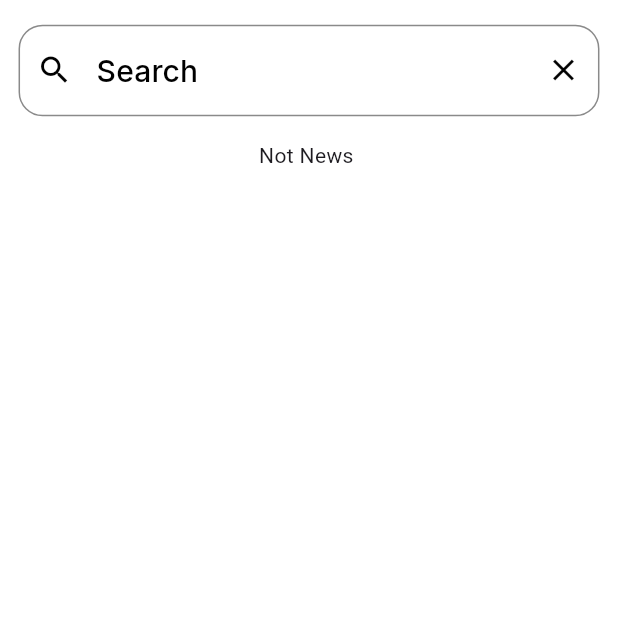
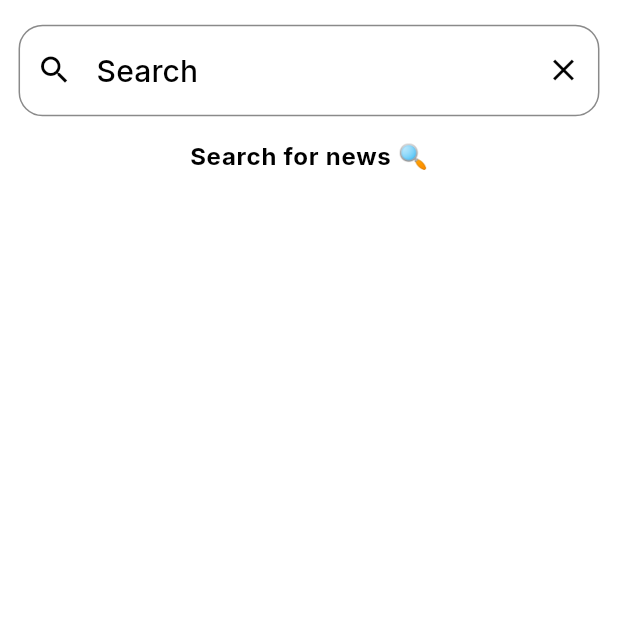
Before and after one commit to mawdaelmogy2022/route_news_app, a Flutter app: the SearchScreen screen opened by its route, on a phone screen of 412 x 824 dp, the top half of it. Run offline on Flutter 3.47's test engine with Material 3 defaults, Android fonts, the phone set to English and light mode, and no system bars; our stand-ins replace google_fonts, webview_flutter; generated files the repository leaves out were written again.

Commit message:
edit search_screen

```diff
--- a/lib/feature/search/search_screen.dart
+++ b/lib/feature/search/search_screen.dart
@@ -1,4 +1,5 @@
 import 'package:flutter/material.dart';
+import 'package:flutter_gen/gen_l10n/app_localizations.dart';
 import 'package:news_app/api/api_manager.dart';
 import 'package:news_app/feature/home/category_details/news/news_item.dart';
 import 'package:news_app/feature/search/widget/custom_Text_form_field.dart';
@@ -34,7 +35,12 @@ class _SearchScreenState extends State<SearchScreen> {
               ),
             ),
             searchfuture == null
-                ? Text('Not News ')
+                ? Center(
+                    child: Text(
+                      AppLocalizations.of(context)!.search_for_news,
+                      style: Theme.of(context).textTheme.labelMedium,
+                    ),
+                  )
                 : Expanded(
                     child: FutureBuilder<NewsResponse?>(
                       future: searchfuture,
--- a/lib/l10n/app_ar.arb
+++ b/lib/l10n/app_ar.arb
@@ -15,5 +15,6 @@
   "health":"الصحة",
   "science":"العلوم",
   "technology":"التكنولوجيا",
-  "view_all":" عرض الكل "
+  "view_all":" عرض الكل ",
+  "search_for_news": "ابحث عن الاخبار🔍"
 }
--- a/lib/l10n/app_en.arb
+++ b/lib/l10n/app_en.arb
@@ -15,5 +15,6 @@
   "health":"Health",
   "science":"Science",
   "technology":"Technology",
-  "view_all":"View All "
+  "view_all":"View All ",
+  "search_for_news":"Search for news 🔍"
 }
```
